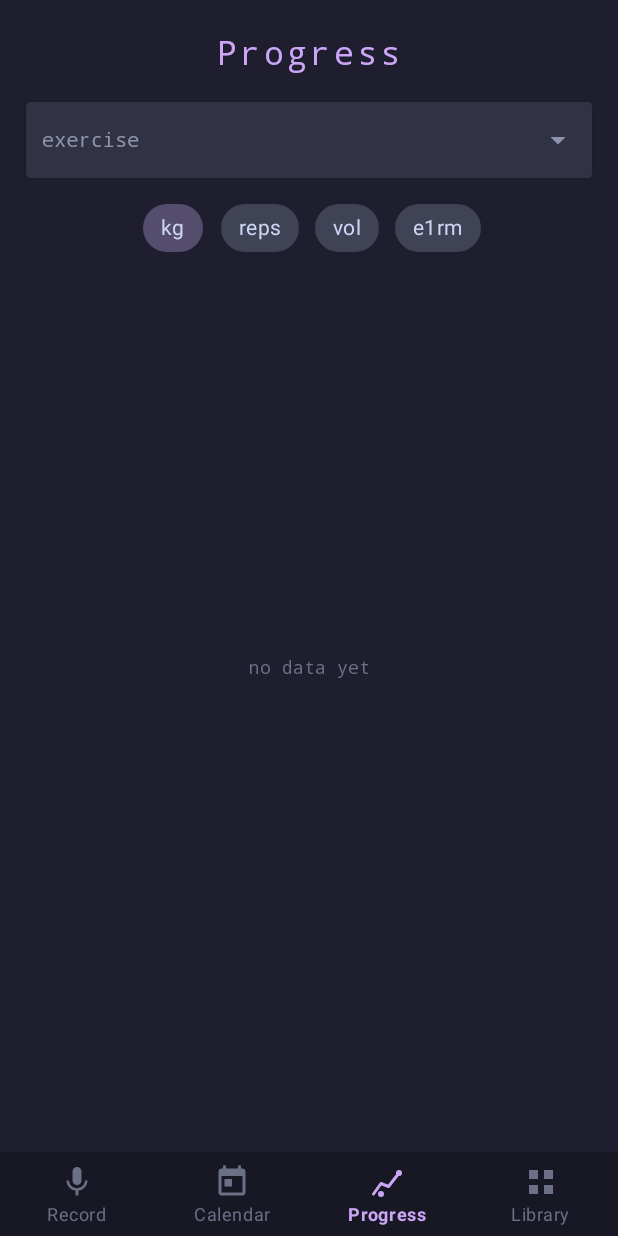
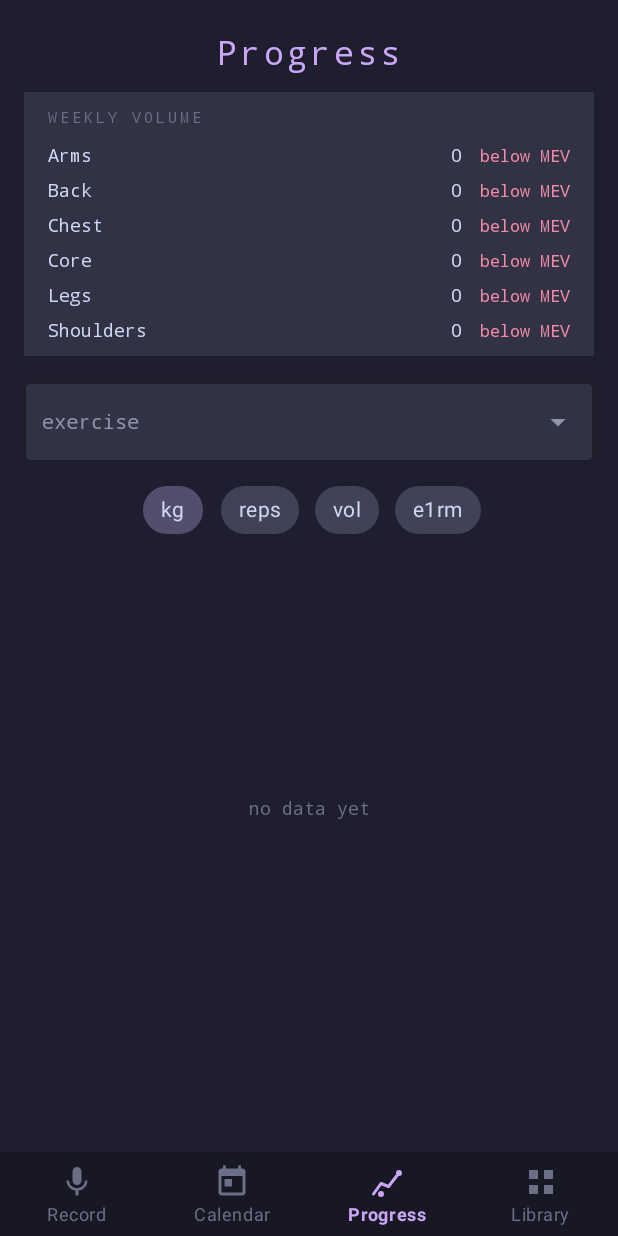
Before and after one commit to SpollaL/gymvoice, an Android app: the screen it shows after launch (MainActivity), item 3 of the bottom bar chosen, on a phone screen of 412 x 824 dp. Run offline under Robolectric (Android 15) with nearby library versions, the phone set to English and light mode, and no system bars; our stand-ins replace Room's generated code; libraries missing offline, so code that uses them is left out: com.google.ai.edge.

Commit message:
feat: science-based progressive overload on progress tab
- Weekly volume card (MEV/MAV/MRV) by muscle group using Israetel landmarks (10/20 sets)
- 80% working-set heuristic filters warm-ups from volume counts
- Double progression suggestion: push reps to 12 ceiling then +2.5kg weight jump
- Plateau detector (E1RM flat ±2% over 3 sessions) triggers deload advice
- setNumber field semantics fixed: stores number of sets per recording; suggestion
  and volume counters use sumOf{setNumber ?: 1} instead of row count
- One-shot DB cleanup removes rows from short-lived expansion migration

Co-Authored-By: Claude Sonnet 4.6 <noreply@anthropic.com>

```diff
--- a/app/src/main/kotlin/com/gymvoice/data/AppDatabase.kt
+++ b/app/src/main/kotlin/com/gymvoice/data/AppDatabase.kt
@@ -77,6 +77,7 @@ abstract class AppDatabase : RoomDatabase() {
             object : Callback() {
                 override fun onOpen(db: SupportSQLiteDatabase) {
                     super.onOpen(db)
+                    collapseExpandedSetRows(db)
                     val cursor = db.query("SELECT COUNT(*) FROM exercises")
                     cursor.moveToFirst()
                     val count = cursor.getInt(0)
@@ -85,6 +86,23 @@ abstract class AppDatabase : RoomDatabase() {
                     seedExercises(context, db)
                 }
             }
+
+        private fun collapseExpandedSetRows(db: SupportSQLiteDatabase) {
+            // Removes rows added by the short-lived expansion migration.
+            // Those rows share sessionId/exerciseName/reps/weight/timestamp with another row
+            // but have a lower setNumber — only the max-setNumber row (the original) is kept.
+            db.execSQL(
+                "DELETE FROM logs WHERE id IN (" +
+                    "SELECT l1.id FROM logs l1 " +
+                    "INNER JOIN logs l2 ON l1.sessionId = l2.sessionId " +
+                    "AND l1.exerciseName = l2.exerciseName " +
+                    "AND COALESCE(l1.reps, -1) = COALESCE(l2.reps, -1) " +
+                    "AND COALESCE(l1.weight, -1.0) = COALESCE(l2.weight, -1.0) " +
+                    "AND l1.timestamp = l2.timestamp " +
+                    "AND l1.id != l2.id " +
+                    "WHERE l1.setNumber < l2.setNumber)",
+            )
+        }
 
         private fun seedExercises(
             context: Context,
--- a/app/src/main/kotlin/com/gymvoice/data/WorkoutLogDao.kt
+++ b/app/src/main/kotlin/com/gymvoice/data/WorkoutLogDao.kt
@@ -49,6 +49,9 @@ interface WorkoutLogDao {
         newName: String,
     ): Int
 
+    @Query("SELECT * FROM logs WHERE timestamp >= :since ORDER BY timestamp ASC")
+    fun getLogsAfter(since: Long): Flow<List<WorkoutLog>>
+
     @Insert
     suspend fun insert(log: WorkoutLog): Long
 
--- a/app/src/main/kotlin/com/gymvoice/ui/MainViewModel.kt
+++ b/app/src/main/kotlin/com/gymvoice/ui/MainViewModel.kt
@@ -153,8 +153,7 @@ class MainViewModel(app: Application) : AndroidViewModel(app) {
                     restSeconds = restSeconds,
                     timestamp = now,
                 )
-            val logId = dao.insert(log)
-            _lastLogged.emit(log.copy(id = logId))
+            _lastLogged.emit(log.copy(id = dao.insert(log)))
             _uiState.value = UiState.Idle
         } else {
             _pendingLog.value =
@@ -326,9 +325,8 @@ class MainViewModel(app: Application) : AndroidViewModel(app) {
                 restSeconds = pending.restSeconds,
                 timestamp = now,
             )
-        val logId = dao.insert(log)
         _pendingLog.value = null
-        _lastLogged.emit(log.copy(id = logId))
+        _lastLogged.emit(log.copy(id = dao.insert(log)))
     }
 
     override fun onCleared() {
--- a/app/src/main/kotlin/com/gymvoice/ui/ProgressFragment.kt
+++ b/app/src/main/kotlin/com/gymvoice/ui/ProgressFragment.kt
@@ -15,6 +15,7 @@ import androidx.recyclerview.widget.LinearLayoutManager
 import com.google.android.material.snackbar.Snackbar
 import com.gymvoice.R
 import com.gymvoice.databinding.FragmentProgressBinding
+import com.gymvoice.databinding.ItemMuscleVolumeBinding
 import kotlinx.coroutines.launch
 
 class ProgressFragment : Fragment() {
@@ -129,6 +130,26 @@ class ProgressFragment : Fragment() {
         }
 
         viewLifecycleOwner.lifecycleScope.launch {
+            vm.weeklyVolume.collect { entries ->
+                binding.llMuscleGroups.removeAllViews()
+                entries.forEach { entry ->
+                    val row = ItemMuscleVolumeBinding.inflate(layoutInflater, binding.llMuscleGroups, false)
+                    row.tvMuscleName.text = entry.muscle
+                    row.tvSets.text = "${entry.sets}"
+                    val (label, color) =
+                        when (entry.status) {
+                            VolumeStatus.BELOW_MEV -> "below MEV" to R.color.red
+                            VolumeStatus.IN_MAV -> "MAV" to R.color.green
+                            VolumeStatus.ABOVE_MRV -> "over MRV" to R.color.red
+                        }
+                    row.tvStatus.text = label
+                    row.tvStatus.setTextColor(resources.getColor(color, null))
+                    binding.llMuscleGroups.addView(row.root)
+                }
+            }
+        }
+
+        viewLifecycleOwner.lifecycleScope.launch {
             repeatOnLifecycle(Lifecycle.State.STARTED) {
                 vm.cloneEvent.collect { cloned ->
                     Snackbar.make(binding.root, "Cloned ${cloned.exerciseName}", Snackbar.LENGTH_LONG)
--- a/app/src/main/kotlin/com/gymvoice/ui/ProgressViewModel.kt
+++ b/app/src/main/kotlin/com/gymvoice/ui/ProgressViewModel.kt
@@ -4,6 +4,7 @@ import android.app.Application
 import androidx.lifecycle.AndroidViewModel
 import androidx.lifecycle.viewModelScope
 import com.gymvoice.data.AppDatabase
+import com.gymvoice.data.Exercise
 import com.gymvoice.data.WorkoutLog
 import kotlinx.coroutines.ExperimentalCoroutinesApi
 import kotlinx.coroutines.flow.Flow
@@ -19,11 +20,20 @@ import kotlinx.coroutines.flow.flowOf
 import kotlinx.coroutines.flow.map
 import kotlinx.coroutines.flow.stateIn
 import kotlinx.coroutines.launch
+import java.time.DayOfWeek
 import java.time.Instant
 import java.time.ZoneId
 import java.util.UUID
 
 enum class ProgressMode { WEIGHT, REPS, VOLUME, E1RM }
+
+enum class VolumeStatus { BELOW_MEV, IN_MAV, ABOVE_MRV }
+
+data class MuscleVolumeEntry(
+    val muscle: String,
+    val sets: Int,
+    val status: VolumeStatus,
+)
 
 data class ProgressData(
     val logs: List<WorkoutLog>,
@@ -41,9 +51,17 @@ data class ProgressData(
 
 class ProgressViewModel(app: Application) : AndroidViewModel(app) {
     private val dao = AppDatabase.getInstance(app).workoutLogDao()
+    private val exerciseDao = AppDatabase.getInstance(app).exerciseDao()
 
     val exercises: StateFlow<List<String>> =
         dao.getDistinctExercises()
+            .stateIn(viewModelScope, SharingStarted.WhileSubscribed(5000), emptyList())
+
+    val weeklyVolume: StateFlow<List<MuscleVolumeEntry>> =
+        combine(
+            dao.getLogsAfter(mondayStartMillis()),
+            exerciseDao.getAll(),
+        ) { logs, exercises -> computeWeeklyVolume(logs, exercises) }
             .stateIn(viewModelScope, SharingStarted.WhileSubscribed(5000), emptyList())
 
     private val _selectedExercise = MutableStateFlow<String?>(null)
@@ -192,33 +210,107 @@ class ProgressViewModel(app: Application) : AndroidViewModel(app) {
             }
     }
 
+    private fun mondayStartMillis(): Long {
+        val zone = ZoneId.systemDefault()
+        val monday = java.time.LocalDate.now(zone).with(DayOfWeek.MONDAY)
+        return monday.atStartOfDay(zone).toInstant().toEpochMilli()
+    }
+
+    private fun computeWeeklyVolume(
+        logs: List<WorkoutLog>,
+        exercises: List<Exercise>,
+    ): List<MuscleVolumeEntry> {
+        val muscleMap = exercises.associate { it.name.lowercase() to it.muscleGroup }
+        val setsByMuscle = mutableMapOf<String, Int>()
+        logs.filter { (it.reps ?: 0) > 0 }
+            .groupBy { "${it.sessionId}|${it.exerciseName}" }
+            .forEach { (_, group) ->
+                val maxW = group.mapNotNull { it.weight }.maxOrNull() ?: 0f
+                val workingSets =
+                    if (maxW > 0f) {
+                        group.filter { (it.weight ?: 0f) >= maxW * WARMUP_THRESHOLD }
+                            .sumOf { it.setNumber ?: 1 }
+                    } else {
+                        group.sumOf { it.setNumber ?: 1 }
+                    }
+                val muscle = muscleMap[group.first().exerciseName.lowercase()] ?: return@forEach
+                setsByMuscle[muscle] = (setsByMuscle[muscle] ?: 0) + workingSets
+            }
+        return MUSCLE_ORDER.map { muscle ->
+            val sets = setsByMuscle[muscle] ?: 0
+            MuscleVolumeEntry(
+                muscle,
+                sets,
+                when {
+                    sets < MEV_SETS -> VolumeStatus.BELOW_MEV
+                    sets <= MRV_SETS -> VolumeStatus.IN_MAV
+                    else -> VolumeStatus.ABOVE_MRV
+                },
+            )
+        }
+    }
+
     private fun computeNextSuggestion(
         byDate: List<Map.Entry<java.time.LocalDate, List<WorkoutLog>>>,
         isPlateauWarning: Boolean,
     ): String? {
         if (byDate.isEmpty()) return null
-        val lastDayLogs = byDate.last().value
+        val allLogs = byDate.flatMap { it.value }
+        val latestTs = allLogs.maxOf { it.timestamp }
+        val lastSessionLogs = allLogs.filter { latestTs - it.timestamp < SESSION_WINDOW_MS }
         return when {
-            isPlateauWarning -> "Plateau (3 sessions) — try +2.5kg or vary"
-            else -> {
-                val weightedSet: (WorkoutLog) -> Triple<Float, Int, Float>? = { log ->
-                    val w = log.weight?.takeIf { it > 0f }
-                    val r = log.reps?.takeIf { it > 0 }
-                    if (w != null && r != null) Triple(w, r, epley(w, r)) else null
-                }
-                val lastBest = lastDayLogs.mapNotNull(weightedSet).maxByOrNull { it.third }
-                val allTimeBest = byDate.flatMap { it.value }.mapNotNull(weightedSet).maxByOrNull { it.third }
-                if (lastBest != null) {
-                    val baseWeight = maxOf(lastBest.first, allTimeBest?.first ?: 0f)
-                    val sets = lastDayLogs.count { kotlin.math.abs((it.weight ?: 0f) - lastBest.first) < 0.01f && (it.reps ?: 0) > 0 }
-                    "Next: ${sets}×${lastBest.second} @ %.1fkg".format(baseWeight + 2.5f)
-                } else {
-                    lastDayLogs
-                        .mapNotNull { it.reps?.takeIf { it > 0 } }
-                        .maxOrNull()
-                        ?.let { "Next: try ${it + 1} reps" }
-                }
+            isPlateauWarning -> "Plateau (3 sessions) — deload or vary stimulus"
+            else -> doubleProgressionSuggestion(lastSessionLogs, byDate)
+        }
+    }
+
+    @Suppress("CyclomaticComplexMethod")
+    private fun doubleProgressionSuggestion(
+        lastDayLogs: List<WorkoutLog>,
+        byDate: List<Map.Entry<java.time.LocalDate, List<WorkoutLog>>>,
+    ): String? {
+        val workingWeight =
+            lastDayLogs
+                .filter { (it.reps ?: 0) > 0 && (it.weight ?: 0f) > 0f }
+                .maxOfOrNull { it.weight!! }
+        if (workingWeight == null) return bodyweightSuggestion(lastDayLogs)
+        val workingSets =
+            lastDayLogs
+                .filter { kotlin.math.abs((it.weight ?: 0f) - workingWeight) < 0.01f && (it.reps ?: 0) > 0 }
+                .sumOf { it.setNumber ?: 1 }
+        val lastBestReps =
+            lastDayLogs
+                .filter { kotlin.math.abs((it.weight ?: 0f) - workingWeight) < 0.01f }
+                .mapNotNull { it.reps?.takeIf { it > 0 } }
+                .maxOrNull()
+        val allTimeBestReps =
+            byDate.flatMap { it.value }
+                .filter { kotlin.math.abs((it.weight ?: 0f) - workingWeight) < 0.01f }
+                .mapNotNull { it.reps?.takeIf { it > 0 } }
+                .maxOrNull() ?: (lastBestReps ?: 0)
+        return lastBestReps?.let { reps ->
+            if (allTimeBestReps >= HYPERTROPHY_CEILING) {
+                "Next: $workingSets×${HYPERTROPHY_FLOOR} @ %.1fkg".format(workingWeight + 2.5f)
+            } else {
+                "Next: $workingSets×${reps + 1} @ %.1fkg".format(workingWeight)
             }
         }
     }
+
+    private fun bodyweightSuggestion(lastDayLogs: List<WorkoutLog>): String? {
+        val maxReps = lastDayLogs.mapNotNull { it.reps?.takeIf { it > 0 } }.maxOrNull()
+        return maxReps?.let {
+            if (it < HYPERTROPHY_CEILING) "Next: try ${it + 1} reps" else "Next: add resistance"
+        }
+    }
+
+    companion object {
+        private const val MEV_SETS = 10
+        private const val MRV_SETS = 20
+        private const val WARMUP_THRESHOLD = 0.8f
+        private const val HYPERTROPHY_CEILING = 12
+        private const val HYPERTROPHY_FLOOR = 8
+        private const val SESSION_WINDOW_MS = 6 * 60 * 60 * 1000L
+        private val MUSCLE_ORDER = listOf("Arms", "Back", "Chest", "Core", "Legs", "Shoulders")
+    }
 }
--- a/app/src/main/res/layout/fragment_progress.xml
+++ b/app/src/main/res/layout/fragment_progress.xml
@@ -20,6 +20,39 @@
         app:layout_constraintStart_toStartOf="parent"
         app:layout_constraintEnd_toEndOf="parent" />
 
+    <LinearLayout
+        android:id="@+id/cardWeeklyVolume"
+        android:layout_width="0dp"
+        android:layout_height="wrap_content"
+        android:orientation="vertical"
+        android:background="@color/surface0"
+        android:paddingHorizontal="16dp"
+        android:paddingTop="10dp"
+        android:paddingBottom="6dp"
+        android:layout_marginHorizontal="16dp"
+        android:layout_marginTop="12dp"
+        app:layout_constraintTop_toBottomOf="@id/tvTitle"
+        app:layout_constraintStart_toStartOf="parent"
+        app:layout_constraintEnd_toEndOf="parent">
+
+        <TextView
+            android:layout_width="wrap_content"
+            android:layout_height="wrap_content"
+            android:text="WEEKLY VOLUME"
+            android:textSize="10sp"
+            android:textColor="@color/overlay0"
+            android:fontFamily="monospace"
+            android:letterSpacing="0.2"
+            android:paddingBottom="6dp" />
+
+        <LinearLayout
+            android:id="@+id/llMuscleGroups"
+            android:layout_width="match_parent"
+            android:layout_height="wrap_content"
+            android:orientation="vertical" />
+
+    </LinearLayout>
+
     <com.google.android.material.textfield.TextInputLayout
         android:id="@+id/tilExercise"
         style="@style/Widget.MaterialComponents.TextInputLayout.OutlinedBox.ExposedDropdownMenu"
@@ -31,7 +64,7 @@
         app:boxBackgroundColor="@color/surface0"
         app:hintTextColor="@color/subtext0"
         android:hint="exercise"
-        app:layout_constraintTop_toBottomOf="@id/tvTitle"
+        app:layout_constraintTop_toBottomOf="@id/cardWeeklyVolume"
         app:layout_constraintStart_toStartOf="parent"
         app:layout_constraintEnd_toEndOf="parent">
 
--- /dev/null
+++ b/app/src/main/res/layout/item_muscle_volume.xml
@@ -0,0 +1,34 @@
+<?xml version="1.0" encoding="utf-8"?>
+<LinearLayout xmlns:android="http://schemas.android.com/apk/res/android"
+    android:layout_width="match_parent"
+    android:layout_height="wrap_content"
+    android:orientation="horizontal"
+    android:paddingVertical="3dp">
+
+    <TextView
+        android:id="@+id/tvMuscleName"
+        android:layout_width="0dp"
+        android:layout_height="wrap_content"
+        android:layout_weight="1"
+        android:textSize="12sp"
+        android:textColor="@color/text"
+        android:fontFamily="monospace" />
+
+    <TextView
+        android:id="@+id/tvSets"
+        android:layout_width="36dp"
+        android:layout_height="wrap_content"
+        android:gravity="end"
+        android:textSize="12sp"
+        android:textColor="@color/text"
+        android:fontFamily="monospace" />
+
+    <TextView
+        android:id="@+id/tvStatus"
+        android:layout_width="72dp"
+        android:layout_height="wrap_content"
+        android:gravity="end"
+        android:textSize="11sp"
+        android:fontFamily="monospace" />
+
+</LinearLayout>
```
